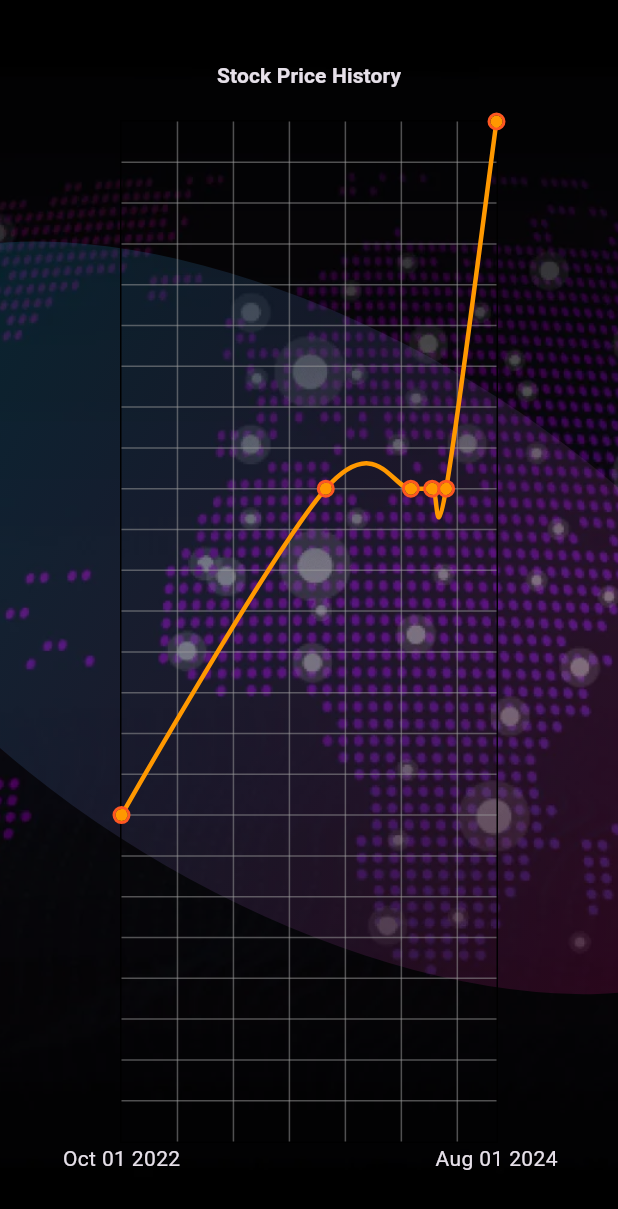
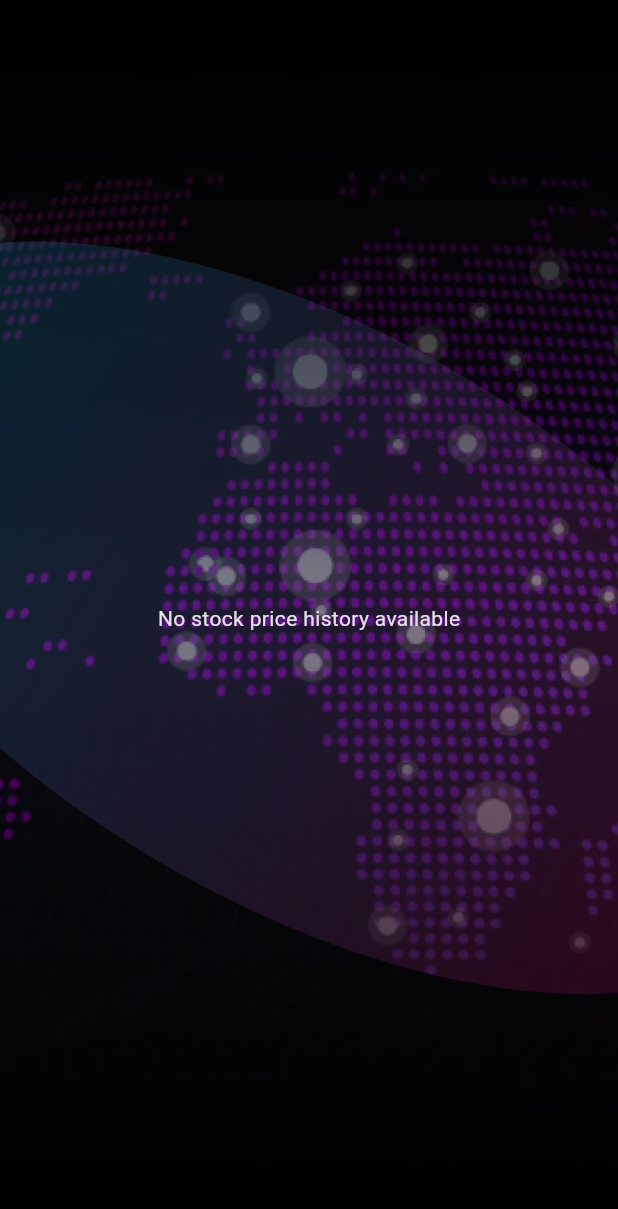
Before and after one commit to timwickey/modeinvestorclub, a Flutter app: the StockHistory widget shown alone on an empty page, opened directly, on a phone screen of 412 x 824 dp. Shown: the top 1209 px of the screen. Run offline on Flutter 3.47's test engine with Material 3 defaults, Android fonts, the phone set to English and light mode, and no system bars; drawn by our look-alikes of fl_chart; our stand-ins replace flutter_svg, go_router, shared_preferences, url_strategy; missing offline and left inert: adaptive_navigation, dart:html, window_size; accounts and stored records are empty.

Commit message:
UPDATE: get stock price history from server

```diff
--- a/lib/src/screens/home.dart
+++ b/lib/src/screens/home.dart
@@ -213,7 +213,7 @@ class _HomeScreenState extends State<HomeScreen> {
                                 SizedBox(
                                   width: constraints.maxWidth * 0.75 - 8,
                                   height: widgetHeight,
-                                  child: StockHistory(),
+                                  child: StockHistory(user: widget.user),
                                 ),
                                 SizedBox(width: 8),
                                 SizedBox(
@@ -256,7 +256,7 @@ class _HomeScreenState extends State<HomeScreen> {
                             SizedBox(height: 8),
                             SizedBox(
                               height: profileHeight,
-                              child: StockHistory(),
+                              child: StockHistory(user: widget.user),
                             ),
                             Row(
                               children: [
--- a/lib/src/widgets/stock_history.dart
+++ b/lib/src/widgets/stock_history.dart
@@ -1,64 +1,25 @@
 import 'package:flutter/material.dart';
 import 'package:fl_chart/fl_chart.dart';
 import 'package:intl/intl.dart';
-
-class StockEvent {
-  final String title;
-  final double price;
-  final DateTime displayDate;
-  final DateTime actualDate;
-
-  StockEvent({
-    required this.title,
-    required this.price,
-    required this.displayDate,
-    required this.actualDate,
-  });
-}
+import '../backend.dart';
 
 class StockHistory extends StatelessWidget {
-  final List<StockEvent> events;
+  final ApiResponse? user;
 
-  StockHistory({
-    List<StockEvent>? events,
+  const StockHistory({
+    this.user,
     super.key,
-  }) : events = (events ??
-            [
-              StockEvent(
-                  title: 'REG CF',
-                  price: 0.08,
-                  displayDate: DateTime(2022, 10),
-                  actualDate: DateTime(2022, 10)),
-              StockEvent(
-                  title: 'REG D',
-                  price: 0.16,
-                  displayDate: DateTime(2023, 10),
-                  actualDate: DateTime(2023, 10)),
-              StockEvent(
-                  title: 'REG A',
-                  price: 0.25,
-                  displayDate: DateTime(2024, 8),
-                  actualDate: DateTime(2024, 8)),
-              StockEvent(
-                  title: 'Republic REG D',
-                  price: 0.16,
-                  displayDate: DateTime(2024, 4, 8),
-                  actualDate: DateTime(2024, 4, 8)),
-              StockEvent(
-                  title: 'Seedrs REG S',
-                  price: 0.16,
-                  displayDate: DateTime(2024, 5, 3),
-                  actualDate: DateTime(2024, 5, 3)),
-              StockEvent(
-                  title: 'FrontFundr REG CF',
-                  price: 0.16,
-                  displayDate: DateTime(2024, 4, 5),
-                  actualDate: DateTime(2024, 3)),
-            ])
-          ..sort((a, b) => a.actualDate.compareTo(b.actualDate));
+  });
 
   @override
   Widget build(BuildContext context) {
+    if (user == null || user!.stockPriceHistory.isEmpty) {
+      return Center(child: Text('No stock price history available'));
+    }
+
+    final events = user!.stockPriceHistory
+      ..sort((a, b) => a.actualDate.compareTo(b.actualDate));
+
     final DateTime firstDate = events.first.actualDate;
     final List<FlSpot> spots = events
         .map(
@@ -109,7 +70,8 @@ class StockHistory extends StatelessWidget {
                             firstDate.add(Duration(days: value.toInt()));
                         final event = events.firstWhere(
                             (event) => event.actualDate == date,
-                            orElse: () => StockEvent(
+                            orElse: () => StockPriceHistory(
+                                id: 0,
                                 title: '',
                                 price: 0,
                                 displayDate: date,
```
Also changed, not shown: lib/src/backend.dart (+48 -0 lines).
